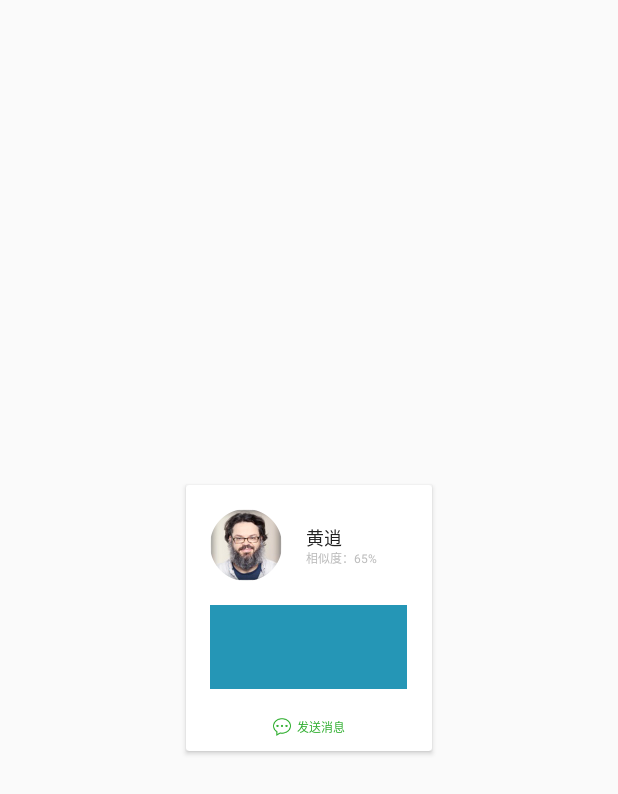
After one commit to XuWeinan123/FriendApartment, an Android app: the layout card_introduce_roommate.xml on its own in the app's theme, with its tools: preview values and no code run, on a phone screen of 412 x 824 dp. The commit adds this screen. Shown: the top 794 px of the screen. Run offline under Robolectric (Android 15) with nearby library versions, the phone set to English and light mode, and no system bars.

Commit message:
poupView不行啊

```diff
--- a/app/src/main/AndroidManifest.xml
+++ b/app/src/main/AndroidManifest.xml
@@ -1,6 +1,8 @@
 <?xml version="1.0" encoding="utf-8"?>
 <manifest xmlns:android="http://schemas.android.com/apk/res/android"
-    package="com.aaronxu.friendapartment">
+    package="com.aaronxu.friendapartment"
+    android:versionCode="1"
+    android:versionName="0.1">
 
     <application
         android:allowBackup="true"
--- a/app/src/main/java/com/aaronxu/friendapartment/HouseIntroduceActivity.java
+++ b/app/src/main/java/com/aaronxu/friendapartment/HouseIntroduceActivity.java
@@ -1,17 +1,22 @@
 package com.aaronxu.friendapartment;
 
 import android.content.Intent;
+import android.graphics.Bitmap;
+import android.graphics.drawable.BitmapDrawable;
 import android.net.Uri;
 import android.support.v7.app.ActionBar;
 import android.support.v7.app.AppCompatActivity;
 import android.os.Bundle;
+import android.support.v7.widget.CardView;
 import android.util.Log;
 import android.view.Menu;
 import android.view.MenuItem;
 import android.view.View;
 import android.view.ViewGroup;
+import android.widget.FrameLayout;
 import android.widget.ImageView;
 import android.widget.LinearLayout;
+import android.widget.PopupWindow;
 import android.widget.TextView;
 import android.widget.Toast;
 
@@ -29,6 +34,9 @@ public class HouseIntroduceActivity extends AppCompatActivity {
     private TextView mMasterName;
     private TextView mMapLocation;
     private LinearLayout mMapLocationButton;
+    private CardView mCardView01;
+    private PopupWindow mPopupWindow;
+
     @Override
     protected void onCreate(Bundle savedInstanceState) {
         super.onCreate(savedInstanceState);
@@ -46,6 +54,7 @@ public class HouseIntroduceActivity extends AppCompatActivity {
         mMasterName = (TextView) findViewById(R.id.item_master_name);
         mMapLocation = (TextView) findViewById(R.id.item_map_location_text);
         mMapLocationButton = (LinearLayout) findViewById(R.id.item_map_location_button);
+        mCardView01 = (CardView) findViewById(R.id.item_card_view_01);
 
         preInit();
         Log.d(TAG, cardBeanFromFindFragment != null ? cardBeanFromFindFragment.toString() : "对象为空");
@@ -63,6 +72,18 @@ public class HouseIntroduceActivity extends AppCompatActivity {
                 Uri mUri = Uri.parse(cardBeanFromFindFragment.getmMapLocation());
                 Intent mIntent = new Intent(Intent.ACTION_VIEW,mUri);
                 startActivity(mIntent);
+            }
+        });
+        View popupView = getLayoutInflater().inflate(R.layout.card_introduce_roommate, null);
+        mPopupWindow = new PopupWindow(popupView, FrameLayout.LayoutParams.MATCH_PARENT, FrameLayout.LayoutParams.WRAP_CONTENT, true);
+        mPopupWindow.setTouchable(true);
+        mPopupWindow.setOutsideTouchable(true);
+        mPopupWindow.setBackgroundDrawable(new BitmapDrawable(getResources(), (Bitmap) null));
+        mCardView01.setOnClickListener(new View.OnClickListener() {
+            @Override
+            public void onClick(View v) {
+                Toast.makeText(HouseIntroduceActivity.this,"点击了cardView",Toast.LENGTH_SHORT).show();
+                mPopupWindow.showAsDropDown(v);
             }
         });
     }
--- /dev/null
+++ b/app/src/main/res/drawable/divider.xml
@@ -0,0 +1,5 @@
+<?xml version="1.0" encoding="utf-8"?>
+<shape xmlns:android="http://schemas.android.com/apk/res/android" >
+    <size android:height="1dp"/>
+    <solid android:color="@color/textDividerBlack"/>
+</shape>
--- a/app/src/main/res/layout/activity_house_introduce.xml
+++ b/app/src/main/res/layout/activity_house_introduce.xml
@@ -160,10 +160,11 @@
         <LinearLayout
             android:layout_width="match_parent"
             android:layout_height="wrap_content"
-            android:divider="@color/textDividerBlack"
+            android:divider="@drawable/divider"
             android:background="@color/totalWhite"
             android:id="@+id/item_comment_list"
-            android:orientation="vertical">
+            android:orientation="vertical"
+            android:showDividers="beginning">
             <include layout="@layout/item_comment_content"/>
             <include layout="@layout/item_comment_content"/>
             <include layout="@layout/item_comment_content"/>
--- /dev/null
+++ b/app/src/main/res/layout/card_introduce_roommate.xml
@@ -0,0 +1,81 @@
+<?xml version="1.0" encoding="utf-8"?>
+<RelativeLayout xmlns:android="http://schemas.android.com/apk/res/android"
+    android:layout_width="match_parent"
+    android:layout_height="match_parent">
+
+    <android.support.v7.widget.CardView
+        android:layout_width="164dp"
+        android:layout_height="177dp"
+        android:layout_centerVertical="true"
+        android:layout_centerHorizontal="true">
+        <RelativeLayout
+            android:layout_width="match_parent"
+            android:layout_height="match_parent">
+            <ImageView
+                android:layout_width="wrap_content"
+                android:layout_height="wrap_content"
+                android:layout_marginTop="@dimen/activity_vertical_margin"
+                android:layout_marginStart="@dimen/activity_horizontal_margin"
+                android:id="@+id/card_introduce_roommate_avatar"
+                android:src="@mipmap/card_introduce_roommate_avatar"
+                />
+
+            <TextView
+                android:layout_width="wrap_content"
+                android:layout_height="wrap_content"
+                android:text="黄逍"
+                android:textColor="@color/textRegularBlack"
+                android:textSize="12sp"
+                android:layout_alignTop="@+id/card_introduce_roommate_avatar"
+                android:layout_toEndOf="@+id/card_introduce_roommate_avatar"
+                android:layout_marginStart="16dp"
+                android:layout_marginTop="10dp" />
+            <TextView
+                android:layout_width="wrap_content"
+                android:layout_height="wrap_content"
+                android:text="相似度：65%"
+                android:textColor="@color/textNoneBlack"
+                android:textSize="8sp"
+                android:layout_alignBottom="@+id/card_introduce_roommate_avatar"
+                android:layout_toEndOf="@+id/card_introduce_roommate_avatar"
+                android:layout_marginStart="16dp"
+                android:layout_marginBottom="9dp"/>
+
+            <ImageView
+                android:layout_width="131dp"
+                android:layout_height="56dp"
+                android:src="@color/colorPrimaryDark"
+                android:layout_below="@+id/card_introduce_roommate_avatar"
+                android:layout_alignStart="@+id/card_introduce_roommate_avatar"
+                android:layout_marginTop="16dp" />
+            <RelativeLayout
+                android:layout_width="match_parent"
+                android:layout_height="32dp"
+                android:layout_alignParentBottom="true">
+                <LinearLayout
+                    android:layout_width="wrap_content"
+                    android:layout_height="wrap_content"
+                    android:layout_centerInParent="true"
+                    android:orientation="horizontal"
+                    android:gravity="center"
+                    >
+                    <ImageView
+                        android:layout_width="12dp"
+                        android:layout_height="12dp"
+                        android:src="@mipmap/introduce_message"/>
+                    <TextView
+                        android:layout_width="wrap_content"
+                        android:layout_height="wrap_content"
+                        android:text="发送消息"
+                        android:textSize="8dp"
+                        android:textColor="#33b033"
+                        android:layout_marginStart="4dp"
+                        />
+                </LinearLayout>
+            </RelativeLayout>
+        </RelativeLayout>
+
+
+    </android.support.v7.widget.CardView>
+
+</RelativeLayout>
--- a/app/src/main/res/layout/content_main_roommate.xml
+++ b/app/src/main/res/layout/content_main_roommate.xml
@@ -16,6 +16,7 @@
         app:cardCornerRadius="2dp"
         app:cardElevation="1dp"
         android:layout_marginBottom="1dp"
+        android:id="@+id/item_card_view_01"
         >
         <ImageView
             android:layout_width="match_parent"
```
Also changed, not shown: app/src/main/res/mipmap-hdpi/card_introduce_roommate_avatar.png (added), app/src/main/res/mipmap-mdpi/card_introduce_roommate_avatar.png (added), app/src/main/res/mipmap-xhdpi/card_introduce_roommate_avatar.png (added), app/src/main/res/mipmap-xxhdpi/card_introduce_roommate_avatar.png (added), app/src/main/res/mipmap-xxxhdpi/card_introduce_roommate_avatar.png (added).
